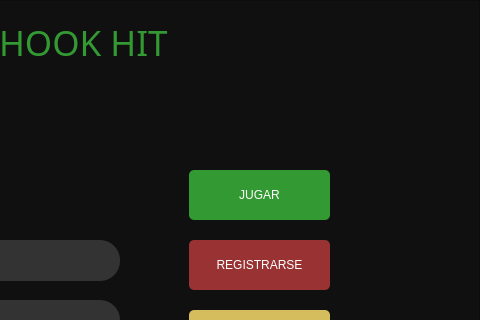
javierjose1224/Proyecto_final, file sesion.ui: the form before one commit; both pictures show x 271 to 751 and y 0 to 320 of the 751 by 451 pixel window.
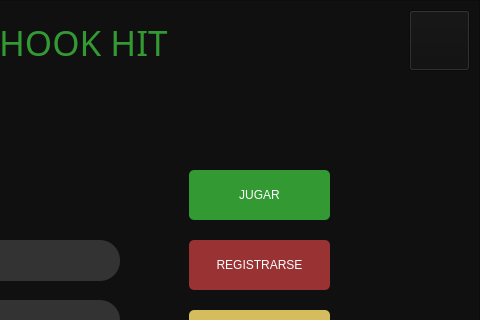
The form after the commit. Icons and pictures are not drawn.

Commit message: Settings window

```diff
--- a/sesion.ui
+++ b/sesion.ui
@@ -631,6 +631,22 @@
       <string>INVITADO</string>
      </property>
     </widget>
+    <widget class="QPushButton" name="pushButton">
+     <property name="geometry">
+      <rect>
+       <x>680</x>
+       <y>10</y>
+       <width>61</width>
+       <height>61</height>
+      </rect>
+     </property>
+     <property name="styleSheet">
+      <string notr="true">border-image: url(:/Imagenes/settings icon.png);</string>
+     </property>
+     <property name="text">
+      <string/>
+     </property>
+    </widget>
    </widget>
   </widget>
   <widget class="QMenuBar" name="menubar">
```
Left out of the diff: 16 changed lines with no effect on the pictures. The commit also changes 18 other files.
